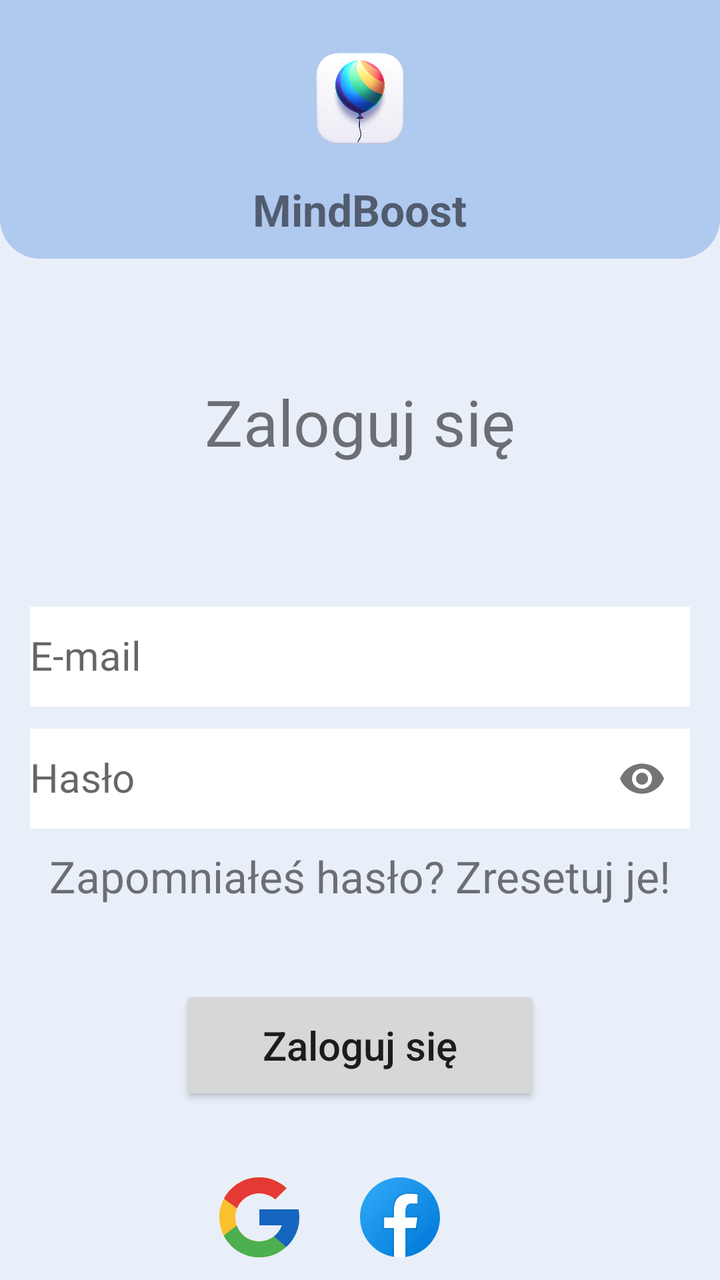
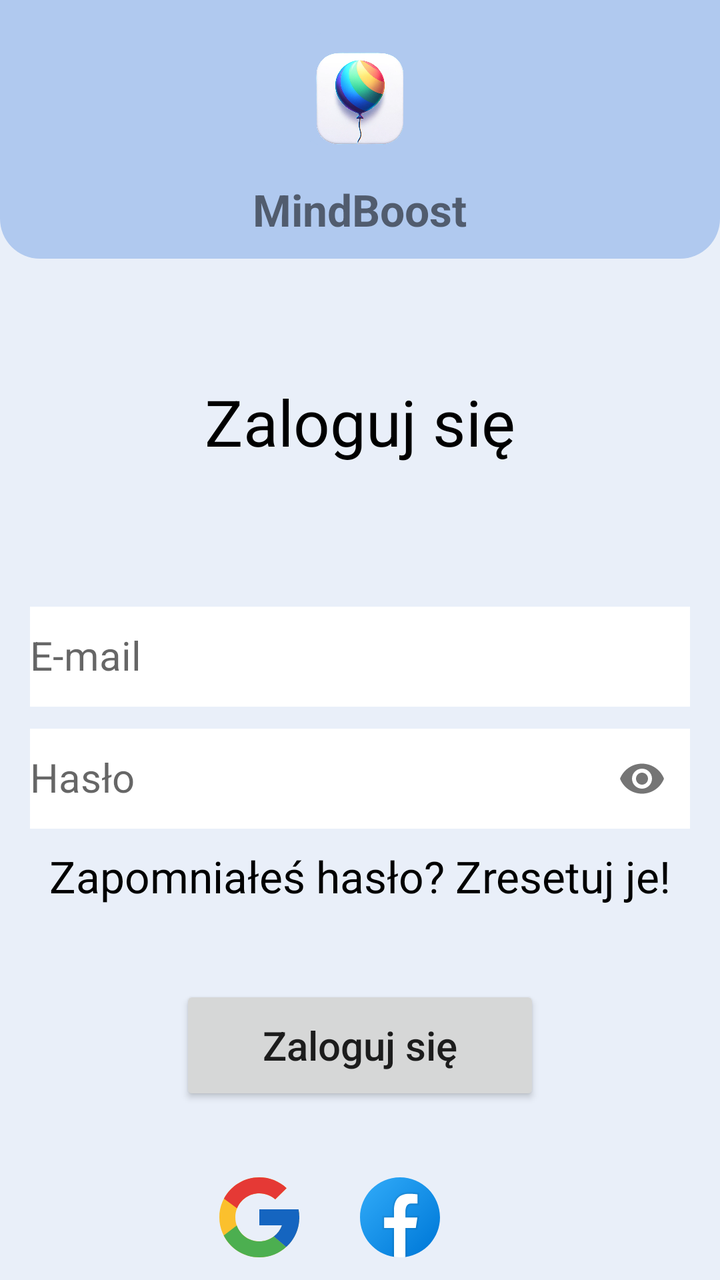

Compare the two renders of this Android layout. The source of the first and the diff that turns it into the second are given below.
<!-- AndroidManifest.xml: application theme Theme.AppCompat.Light.NoActionBar -->
<!-- res/layout/activity_login.xml -->
<?xml version="1.0" encoding="utf-8"?>
<androidx.constraintlayout.widget.ConstraintLayout xmlns:android="http://schemas.android.com/apk/res/android"
    xmlns:app="http://schemas.android.com/apk/res-auto"
    xmlns:tools="http://schemas.android.com/tools"
    android:layout_width="match_parent"
    android:layout_height="match_parent"
    android:gravity="center"
    android:orientation="vertical"
    android:background="#E9EFF9"
    tools:context=".Login">

    <RelativeLayout
        android:layout_width="match_parent"
        android:layout_height="wrap_content"
        android:id="@+id/logo"
        android:background="@drawable/rectangle2"
        app:layout_constraintEnd_toEndOf="parent"
        app:layout_constraintStart_toStartOf="parent"
        app:layout_constraintTop_toTopOf="parent">
        <ImageView
            android:id="@+id/logoImageView"
            android:layout_width="wrap_content"
            android:layout_height="wrap_content"
            android:src="@drawable/app_logo"
            android:layout_centerHorizontal="true"
            android:maxHeight="80dp"
            android:maxWidth="80dp"
            android:adjustViewBounds="true"
            />
        <TextView
            android:id="@+id/appName"
            android:layout_width="wrap_content"
            android:layout_height="wrap_content"
            android:text="MindBoost"
            android:textStyle="bold"
            android:layout_below="@id/logoImageView"
            android:layout_centerHorizontal="true"
            android:textAlignment="center"
            android:textSize="22sp" />
    </RelativeLayout>

    <TextView
        android:id="@+id/login_message"
        android:layout_width="match_parent"
        android:layout_height="wrap_content"
        android:layout_marginTop="60dp"
        android:gravity="center"
        android:text="Zaloguj się"
        android:textSize="32dp"
        app:layout_constraintEnd_toEndOf="parent"
        app:layout_constraintStart_toStartOf="parent"
        app:layout_constraintTop_toBottomOf="@id/logo" />

    <com.google.android.material.textfield.TextInputLayout
        android:id="@+id/textInputLayout"
        android:layout_width="330dp"
        android:layout_height="wrap_content"
        android:layout_marginTop="60dp"
        app:layout_constraintEnd_toEndOf="parent"
        app:layout_constraintStart_toStartOf="parent"
        app:layout_constraintTop_toBottomOf="@+id/login_message">

        <com.google.android.material.textfield.TextInputEditText
            android:id="@+id/email"
            android:layout_width="match_parent"
            android:layout_height="50dp"
            android:background="@color/white"
            android:hint="E-mail"
            android:textSize="20dp" />

    </com.google.android.material.textfield.TextInputLayout>

    <com.google.android.material.textfield.TextInputLayout
        android:id="@+id/textInputLayout2"
        android:layout_width="330dp"
        android:layout_height="wrap_content"
        android:inputType="textPassword"
        app:layout_constraintEnd_toEndOf="parent"
        app:layout_constraintStart_toStartOf="parent"
        app:layout_constraintTop_toBottomOf="@+id/textInputLayout"
        app:passwordToggleEnabled="true">

        <com.google.android.material.textfield.TextInputEditText
            android:id="@+id/password"
            android:layout_width="match_parent"
            android:layout_height="50dp"
            android:background="@color/white"
            android:hint="Hasło"
            android:inputType="textPassword"
            android:textSize="20dp" />

    </com.google.android.material.textfield.TextInputLayout>

    <TextView
        android:id="@+id/forgotPasswordButton"
        android:layout_width="match_parent"
        android:layout_height="wrap_content"
        android:gravity="center"
        android:onClick="registerFromLogin"
        android:text="Zapomniałeś hasło? Zresetuj je!"
        android:textSize="22dp"
        app:layout_constraintEnd_toEndOf="parent"
        app:layout_constraintHorizontal_bias="1.0"
        android:layout_marginTop="70dp"
        app:layout_constraintStart_toStartOf="parent"
        app:layout_constraintTop_toTopOf="@+id/textInputLayout2" />

    <Button
        android:id="@+id/button2"
        android:layout_width="180dp"
        android:layout_height="60dp"
        android:layout_marginTop="40dp"
        android:gravity="center"
        android:text="Zaloguj się"
        android:textAllCaps="false"
        android:textSize="20dp"
        app:layout_constraintEnd_toEndOf="parent"
        app:layout_constraintStart_toStartOf="parent"
        app:layout_constraintTop_toBottomOf="@+id/forgotPasswordButton" />


    <ImageButton
        android:id="@+id/googleSignInButton"
        android:layout_width="wrap_content"
        android:layout_height="wrap_content"
        android:layout_marginTop="32dp"
        android:background="@drawable/icgoogle"
        app:layout_constraintEnd_toStartOf="@+id/facebookSignInButton"
        app:layout_constraintHorizontal_bias="0.826"
        app:layout_constraintStart_toStartOf="parent"
        app:layout_constraintTop_toBottomOf="@+id/button2" />

    <ImageButton
        android:id="@+id/facebookSignInButton"
        android:layout_width="wrap_content"
        android:layout_height="wrap_content"
        android:layout_marginTop="32dp"
        android:layout_marginEnd="136dp"
        android:background="@drawable/icfacebook"
        app:layout_constraintEnd_toEndOf="parent"
        app:layout_constraintTop_toBottomOf="@+id/button2" />

    <TextView
        android:id="@+id/textView3"
        android:layout_width="match_parent"
        android:layout_height="wrap_content"
        android:gravity="center"
        android:onClick="registerFromLogin"
        android:text="Zarejestruj się"
        android:textSize="24dp"
        app:layout_constraintEnd_toEndOf="parent"
        app:layout_constraintHorizontal_bias="1.0"
        android:layout_marginTop="50dp"
        app:layout_constraintStart_toStartOf="parent"
        app:layout_constraintTop_toBottomOf="@+id/googleSignInButton" />


</androidx.constraintlayout.widget.ConstraintLayout>
<!-- resources referenced by this layout -->
<resources>
  <color name="white">#FFFFFFFF</color>
  <!-- drawable app_logo: png bitmap (drawable, 267549 bytes) -->
  <!-- drawable icfacebook: vector/xml drawable (drawable, 2063 chars, omitted) -->
  <!-- drawable icgoogle (drawable) -->
  <vector xmlns:android="http://schemas.android.com/apk/res/android"
      android:width="48dp"
      android:height="48dp"
      android:viewportWidth="48"
      android:viewportHeight="48">
    <path
        android:pathData="M43.611,20.083H42V20H24v8h11.303c-1.649,4.657 -6.08,8 -11.303,8c-6.627,0 -12,-5.373 -12,-12s5.373,-12 12,-12c3.059,0 5.842,1.154 7.961,3.039l5.657,-5.657C34.046,6.053 29.268,4 24,4C12.955,4 4,12.955 4,24s8.955,20 20,20s20,-8.955 20,-20C44,22.659 43.862,21.35 43.611,20.083z"
        android:fillColor="#fbc02d"/>
    <path
        android:pathData="M6.306,14.691l6.571,4.819C14.655,15.108 18.961,12 24,12c3.059,0 5.842,1.154 7.961,3.039l5.657,-5.657C34.046,6.053 29.268,4 24,4C16.318,4 9.656,8.337 6.306,14.691z"
        android:fillColor="#e53935"/>
    <path
        android:pathData="M24,44c5.166,0 9.86,-1.977 13.409,-5.192l-6.19,-5.238C29.211,35.091 26.715,36 24,36c-5.202,0 -9.619,-3.317 -11.283,-7.946l-6.522,5.025C9.505,39.556 16.227,44 24,44z"
        android:fillColor="#4caf50"/>
    <path
        android:pathData="M43.611,20.083L43.595,20L42,20H24v8h11.303c-0.792,2.237 -2.231,4.166 -4.087,5.571c0.001,-0.001 0.002,-0.001 0.003,-0.002l6.19,5.238C36.971,39.205 44,34 44,24C44,22.659 43.862,21.35 43.611,20.083z"
        android:fillColor="#1565c0"/>
  </vector>
  <!-- drawable rectangle2 (drawable) -->
  <?xml version="1.0" encoding="utf-8"?>
  <shape xmlns:android="http://schemas.android.com/apk/res/android" android:id="@+id/listview_background_shape">
      <padding android:left="10dp"
          android:top="10dp"
          android:right="10dp"
          android:bottom="10dp" />
      <corners android:radius="1dp" android:topLeftRadius="0dp" android:topRightRadius="0dp" android:bottomLeftRadius="20dp" android:bottomRightRadius="20dp"/>
      <solid android:color="#B0C9EF" />
  </shape>
</resources>

<!-- the commit's change to res/layout/activity_login.xml (unified diff, before → after) -->
@@ -46,6 +46,7 @@
         android:layout_marginTop="60dp"
         android:gravity="center"
         android:text="Zaloguj się"
+        android:textColor="@color/black"
         android:textSize="32dp"
         app:layout_constraintEnd_toEndOf="parent"
         app:layout_constraintStart_toStartOf="parent"
@@ -98,6 +99,7 @@
         android:gravity="center"
         android:onClick="registerFromLogin"
         android:text="Zapomniałeś hasło? Zresetuj je!"
+        android:textColor="@color/black"
         android:textSize="22dp"
         app:layout_constraintEnd_toEndOf="parent"
         app:layout_constraintHorizontal_bias="1.0"
@@ -148,6 +150,7 @@
         android:onClick="registerFromLogin"
         android:text="Zarejestruj się"
         android:textSize="24dp"
+        android:textColor="@color/black"
         app:layout_constraintEnd_toEndOf="parent"
         app:layout_constraintHorizontal_bias="1.0"
         android:layout_marginTop="50dp"
<!-- resource entries referenced after the edit -->
@@ -1,5 +1,6 @@
 <!-- resources referenced by this layout -->
 <resources>
+  <color name="black">#FF000000</color>
   <color name="white">#FFFFFFFF</color>
   <!-- drawable app_logo: png bitmap (drawable, 267549 bytes) -->
   <!-- drawable icfacebook: vector/xml drawable (drawable, 2063 chars, omitted) -->
